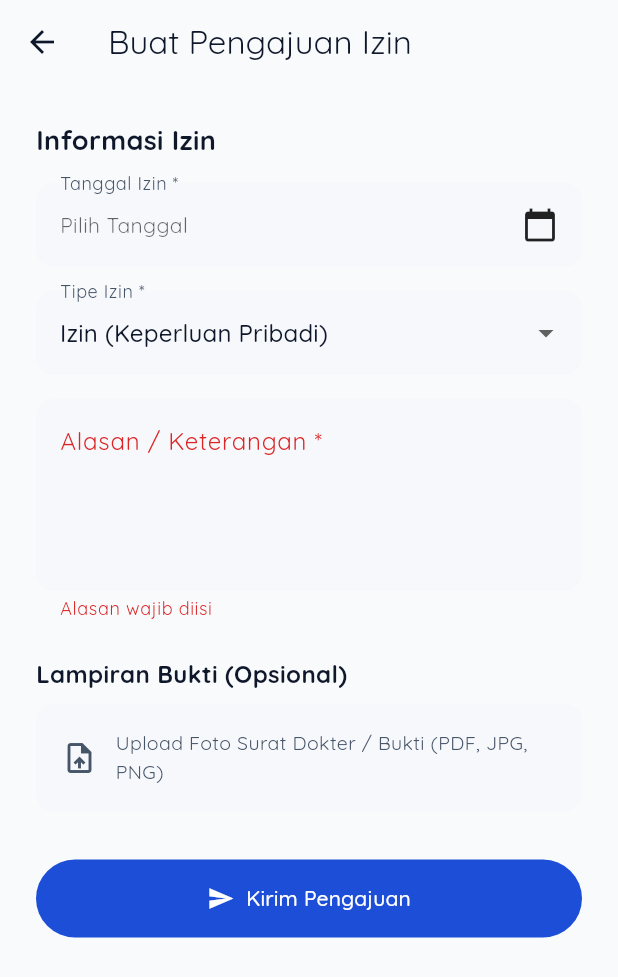
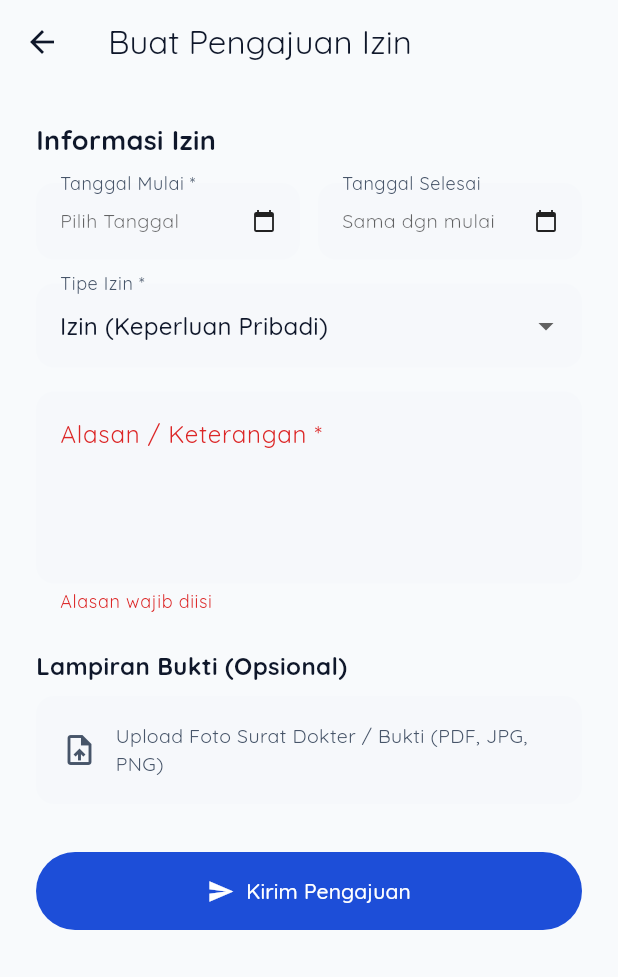
Before and after one commit to rehanaf/absensi-flutter, a Flutter app: the PermitFormScreen screen opened directly, after a tap on "Kirim Pengajuan", on a phone screen of 412 x 824 dp. Shown: the top 977 px of the screen. Run offline on Flutter 3.47's test engine with Material 3 defaults, Android fonts, the phone set to English and light mode, and no system bars; our stand-ins replace camera, dio, dynamic_color, file_picker, firebase_core, firebase_messaging and 9 more; missing offline and left inert: dart:html, dart:js, dart:ui_web, google_mlkit_face_detection, tflite_flutter, twemoji; accounts and stored records are empty; network calls fail.

Commit message:
feat: implement dual date pickers for permits, sync login auth headers instantly to prevent 401 boot loop, and disable automatic workflow triggers

```diff
--- a/lib/features/submission/permit_form_screen.dart
+++ b/lib/features/submission/permit_form_screen.dart
@@ -24,25 +24,48 @@ class _PermitFormScreenState extends State<PermitFormScreen> {
 
   bool _isLoading = false;
 
-  Future<void> _selectDateRange() async {
+  Future<void> _selectStartDate() async {
     final now = DateTime.now();
-    final initialDate = _startDate ?? now;
     final firstDate = now.subtract(const Duration(days: 30));
     final lastDate = now.add(const Duration(days: 365));
 
-    final picked = await showDateRangePicker(
+    final picked = await showDatePicker(
       context: context,
+      initialDate: _startDate ?? now,
       firstDate: firstDate,
       lastDate: lastDate,
-      initialDateRange: _startDate != null && _endDate != null
-          ? DateTimeRange(start: _startDate!, end: _endDate!)
-          : DateTimeRange(start: initialDate, end: initialDate),
     );
 
     if (picked != null) {
       setState(() {
-        _startDate = picked.start;
-        _endDate = picked.end;
+        _startDate = picked;
+        if (_endDate != null && _endDate!.isBefore(_startDate!)) {
+          _endDate = null;
+        }
+      });
+    }
+  }
+
+  Future<void> _selectEndDate() async {
+    if (_startDate == null) {
+      ScaffoldMessenger.of(context).showSnackBar(
+        const SnackBar(content: Text('Pilih Tanggal Mulai terlebih dahulu!')),
+      );
+      return;
+    }
+
+    final lastDate = _startDate!.add(const Duration(days: 365));
+
+    final picked = await showDatePicker(
+      context: context,
+      initialDate: _endDate ?? _startDate!,
+      firstDate: _startDate!,
+      lastDate: lastDate,
+    );
+
+    if (picked != null) {
+      setState(() {
+        _endDate = picked;
       });
     }
   }
@@ -62,18 +85,20 @@ class _PermitFormScreenState extends State<PermitFormScreen> {
 
   Future<void> _submit() async {
     if (!_formKey.currentState!.validate()) return;
-    if (_startDate == null || _endDate == null) {
+    if (_startDate == null) {
       ScaffoldMessenger.of(context).showSnackBar(
-        SnackBar(content: const Text('Pilih rentang tanggal izin!'), backgroundColor: Theme.of(context).colorScheme.error),
+        SnackBar(content: const Text('Pilih Tanggal Mulai izin!'), backgroundColor: Theme.of(context).colorScheme.error),
       );
       return;
     }
 
     setState(() => _isLoading = true);
 
+    final actualEndDate = _endDate ?? _startDate!;
+
     final data = {
       'start_date': DateFormat('yyyy-MM-dd').format(_startDate!),
-      'end_date': DateFormat('yyyy-MM-dd').format(_endDate!),
+      'end_date': DateFormat('yyyy-MM-dd').format(actualEndDate),
       'type': _selectedType,
       'reason': _reasonController.text,
     };
@@ -121,13 +146,18 @@ class _PermitFormScreenState extends State<PermitFormScreen> {
                     const Text('Informasi Izin', style: TextStyle(fontSize: 18, fontWeight: FontWeight.bold)),
                     const SizedBox(height: 16),
 
-                    // Date Range
-                    InkWell(
-                      onTap: _selectDateRange,
+                    // Date Inputs Row
+                    Row(
+                      crossAxisAlignment: CrossAxisAlignment.start,
+                      children: [
+                        // Start Date
+                        Expanded(
+                          child: InkWell(
+                            onTap: _selectStartDate,
                             borderRadius: BorderRadius.circular(12),
                             child: InputDecorator(
                               decoration: InputDecoration(
-                          labelText: 'Tanggal Izin *',
+                                labelText: 'Tanggal Mulai *',
                                 border: OutlineInputBorder(
                                   borderRadius: BorderRadius.circular(12),
                                   borderSide: BorderSide.none,
@@ -138,18 +168,72 @@ class _PermitFormScreenState extends State<PermitFormScreen> {
                               child: Row(
                                 mainAxisAlignment: MainAxisAlignment.spaceBetween,
                                 children: [
-                            Text(
-                              _startDate != null && _endDate != null
-                                  ? '${DateFormat('dd MMM yyyy').format(_startDate!)} - ${DateFormat('dd MMM yyyy').format(_endDate!)}'
+                                  Expanded(
+                                    child: Text(
+                                      _startDate != null
+                                          ? DateFormat('dd MMM yyyy').format(_startDate!)
                                           : 'Pilih Tanggal',
                                       style: TextStyle(
                                         color: _startDate == null ? Theme.of(context).hintColor : Theme.of(context).textTheme.bodyLarge?.color,
+                                        fontSize: 13,
+                                      ),
+                                      overflow: TextOverflow.ellipsis,
                                     ),
                                   ),
-                            const Icon(Icons.calendar_today),
+                                  const Icon(Icons.calendar_today, size: 16),
                                 ],
                               ),
                             ),
+                          ),
+                        ),
+                        const SizedBox(width: 12),
+                        // End Date (Optional)
+                        Expanded(
+                          child: InkWell(
+                            onTap: _selectEndDate,
+                            borderRadius: BorderRadius.circular(12),
+                            child: InputDecorator(
+                              decoration: InputDecoration(
+                                labelText: 'Tanggal Selesai',
+                                border: OutlineInputBorder(
+                                  borderRadius: BorderRadius.circular(12),
+                                  borderSide: BorderSide.none,
+                                ),
+                                filled: true,
+                                fillColor: Theme.of(context).colorScheme.surfaceContainerHighest.withAlpha(80),
+                              ),
+                              child: Row(
+                                mainAxisAlignment: MainAxisAlignment.spaceBetween,
+                                children: [
+                                  Expanded(
+                                    child: Text(
+                                      _endDate != null
+                                          ? DateFormat('dd MMM yyyy').format(_endDate!)
+                                          : 'Sama dgn mulai',
+                                      style: TextStyle(
+                                        color: _endDate == null ? Theme.of(context).hintColor : Theme.of(context).textTheme.bodyLarge?.color,
+                                        fontSize: 13,
+                                      ),
+                                      overflow: TextOverflow.ellipsis,
+                                    ),
+                                  ),
+                                  if (_endDate != null)
+                                    GestureDetector(
+                                      onTap: () {
+                                        setState(() {
+                                          _endDate = null;
+                                        });
+                                      },
+                                      child: const Icon(Icons.clear, size: 16),
+                                    )
+                                  else
+                                    const Icon(Icons.calendar_today, size: 16),
+                                ],
+                              ),
+                            ),
+                          ),
+                        ),
+                      ],
                     ),
                     const SizedBox(height: 16),
 
```
Also changed, not shown: lib/core/api_client.dart (+16 -6 lines), lib/providers/auth_provider.dart (+7 -3 lines), 1 other file. Lines whose indentation alone changed are shown as unchanged.
